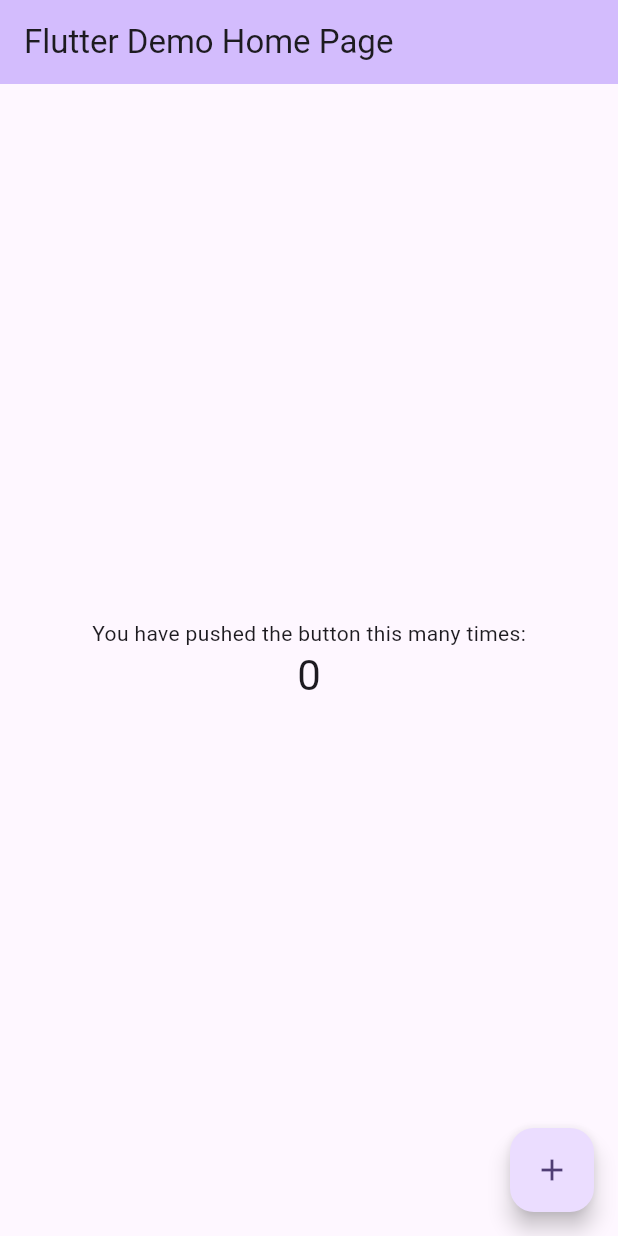
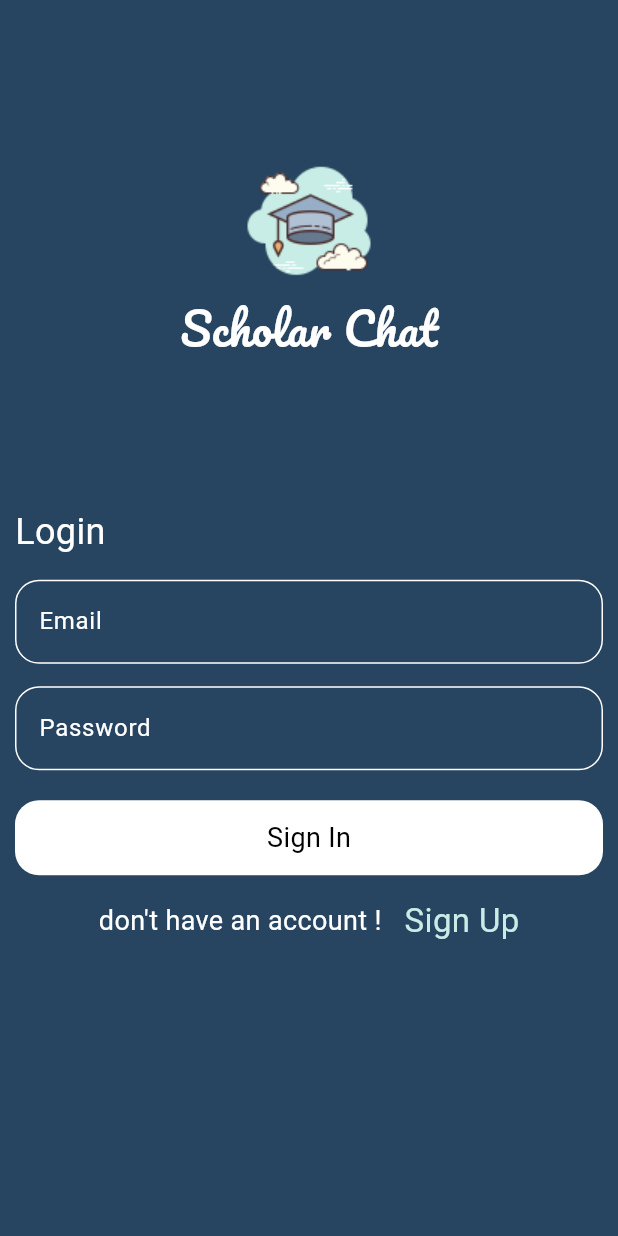
Before and after one commit to Elywa/Chat-App, a Flutter app: the screen it shows after launch, on a phone screen of 412 x 824 dp. Run offline on Flutter 3.47's test engine with Material 3 defaults, Android fonts, the phone set to English and light mode, and no system bars.

Commit message:
"Create UI for Login and Signup screens"

```diff
--- a/lib/main.dart
+++ b/lib/main.dart
@@ -1,125 +1,18 @@
+import 'package:chat_app/screens/login_screen.dart';
 import 'package:flutter/material.dart';
 
 void main() {
-  runApp(const MyApp());
+  runApp(const Base());
 }
 
-class MyApp extends StatelessWidget {
-  const MyApp({super.key});
+class Base extends StatelessWidget {
+  const Base({super.key});
 
-  // This widget is the root of your application.
   @override
   Widget build(BuildContext context) {
     return MaterialApp(
-      title: 'Flutter Demo',
-      theme: ThemeData(
-        // This is the theme of your application.
-        //
-        // TRY THIS: Try running your application with "flutter run". You'll see
-        // the application has a purple toolbar. Then, without quitting the app,
-        // try changing the seedColor in the colorScheme below to Colors.green
-        // and then invoke "hot reload" (save your changes or press the "hot
-        // reload" button in a Flutter-supported IDE, or press "r" if you used
-        // the command line to start the app).
-        //
-        // Notice that the counter didn't reset back to zero; the application
-        // state is not lost during the reload. To reset the state, use hot
-        // restart instead.
-        //
-        // This works for code too, not just values: Most code changes can be
-        // tested with just a hot reload.
-        colorScheme: ColorScheme.fromSeed(seedColor: Colors.deepPurple),
-        useMaterial3: true,
-      ),
-      home: const MyHomePage(title: 'Flutter Demo Home Page'),
+      debugShowCheckedModeBanner: false,
+      home: LoginScreen(),
     );
   }
 }
-
-class MyHomePage extends StatefulWidget {
-  const MyHomePage({super.key, required this.title});
-
-  // This widget is the home page of your application. It is stateful, meaning
-  // that it has a State object (defined below) that contains fields that affect
-  // how it looks.
-
-  // This class is the configuration for the state. It holds the values (in this
-  // case the title) provided by the parent (in this case the App widget) and
-  // used by the build method of the State. Fields in a Widget subclass are
-  // always marked "final".
-
-  final String title;
-
-  @override
-  State<MyHomePage> createState() => _MyHomePageState();
-}
-
-class _MyHomePageState extends State<MyHomePage> {
-  int _counter = 0;
-
-  void _incrementCounter() {
-    setState(() {
-      // This call to setState tells the Flutter framework that something has
-      // changed in this State, which causes it to rerun the build method below
-      // so that the display can reflect the updated values. If we changed
-      // _counter without calling setState(), then the build method would not be
-      // called again, and so nothing would appear to happen.
-      _counter++;
-    });
-  }
-
-  @override
-  Widget build(BuildContext context) {
-    // This method is rerun every time setState is called, for instance as done
-    // by the _incrementCounter method above.
-    //
-    // The Flutter framework has been optimized to make rerunning build methods
-    // fast, so that you can just rebuild anything that needs updating rather
-    // than having to individually change instances of widgets.
-    return Scaffold(
-      appBar: AppBar(
-        // TRY THIS: Try changing the color here to a specific color (to
-        // Colors.amber, perhaps?) and trigger a hot reload to see the AppBar
-        // change color while the other colors stay the same.
-        backgroundColor: Theme.of(context).colorScheme.inversePrimary,
-        // Here we take the value from the MyHomePage object that was created by
-        // the App.build method, and use it to set our appbar title.
-        title: Text(widget.title),
-      ),
-      body: Center(
-        // Center is a layout widget. It takes a single child and positions it
-        // in the middle of the parent.
-        child: Column(
-          // Column is also a layout widget. It takes a list of children and
-          // arranges them vertically. By default, it sizes itself to fit its
-          // children horizontally, and tries to be as tall as its parent.
-          //
-          // Column has various properties to control how it sizes itself and
-          // how it positions its children. Here we use mainAxisAlignment to
-          // center the children vertically; the main axis here is the vertical
-          // axis because Columns are vertical (the cross axis would be
-          // horizontal).
-          //
-          // TRY THIS: Invoke "debug painting" (choose the "Toggle Debug Paint"
-          // action in the IDE, or press "p" in the console), to see the
-          // wireframe for each widget.
-          mainAxisAlignment: MainAxisAlignment.center,
-          children: <Widget>[
-            const Text(
-              'You have pushed the button this many times:',
-            ),
-            Text(
-              '$_counter',
-              style: Theme.of(context).textTheme.headlineMedium,
-            ),
-          ],
-        ),
-      ),
-      floatingActionButton: FloatingActionButton(
-        onPressed: _incrementCounter,
-        tooltip: 'Increment',
-        child: const Icon(Icons.add),
-      ), // This trailing comma makes auto-formatting nicer for build methods.
-    );
-  }
-}
--- /dev/null
+++ b/lib/screens/login_screen.dart
@@ -0,0 +1,101 @@
+import 'package:chat_app/screens/register_screen.dart';
+import 'package:chat_app/widgets/custom_botton.dart';
+import 'package:chat_app/widgets/custom_text_field.dart';
+import 'package:flutter/material.dart';
+
+class LoginScreen extends StatelessWidget {
+  const LoginScreen({super.key});
+
+  @override
+  Widget build(BuildContext context) {
+    return Scaffold(
+      backgroundColor: const Color(0xff274460),
+      body: Padding(
+        padding: const EdgeInsets.symmetric(horizontal: 10),
+        child: Column(
+          children: [
+            const Spacer(
+              flex: 1,
+            ),
+            Image.asset('assets/images/scholar.png'),
+            const Text(
+              'Scholar Chat',
+              style: TextStyle(
+                color: Colors.white,
+                fontSize: 30,
+                fontFamily: 'Pacifico',
+              ),
+            ),
+            const Spacer(
+              flex: 1,
+            ),
+            const Row(
+              children: [
+                Text(
+                  'Login',
+                  style: TextStyle(
+                    color: Colors.white,
+                    fontSize: 24,
+                  ),
+                ),
+              ],
+            ),
+            const SizedBox(
+              height: 15,
+            ),
+            CustomTextField(
+              hint: 'Email',
+            ),
+            const SizedBox(
+              height: 15,
+            ),
+            CustomTextField(
+              hint: 'Password',
+            ),
+            const SizedBox(
+              height: 20,
+            ),
+            const CustomButton(text: 'Sign In'),
+            const SizedBox(
+              height: 15,
+            ),
+            Row(
+              mainAxisAlignment: MainAxisAlignment.center,
+              children: [
+                const Text(
+                  "don't have an account !  ",
+                  style: TextStyle(
+                    color: Colors.white,
+                    fontSize: 18,
+                  ),
+                ),
+                GestureDetector(
+                  onTap: () {
+                    Navigator.push(
+                      context,
+                      MaterialPageRoute(
+                        builder: (context) {
+                          return RegisterScreen();
+                        },
+                      ),
+                    );
+                  },
+                  child: const Text(
+                    " Sign Up",
+                    style: TextStyle(
+                      color: Color(0xffC7EDE6),
+                      fontSize: 22,
+                    ),
+                  ),
+                ),
+              ],
+            ),
+            const Spacer(
+              flex: 2,
+            ),
+          ],
+        ),
+      ),
+    );
+  }
+}
--- /dev/null
+++ b/lib/widgets/custom_botton.dart
@@ -0,0 +1,26 @@
+import 'package:flutter/material.dart';
+
+class CustomButton extends StatelessWidget {
+  const CustomButton({super.key, required this.text});
+  final String text;
+  @override
+  Widget build(BuildContext context) {
+    return GestureDetector(
+      onTap: (){},
+      child: Container(
+        width: double.infinity,
+        height: 50,
+        decoration: BoxDecoration(
+          color: Colors.white,
+          borderRadius: BorderRadius.circular(16),
+        ),
+        child: Center(
+          child: Text(
+            text,
+            style: const TextStyle(color: Colors.black, fontSize: 18),
+          ),
+        ),
+      ),
+    );
+  }
+}
--- /dev/null
+++ b/lib/widgets/custom_text_field.dart
@@ -0,0 +1,28 @@
+import 'package:flutter/material.dart';
+
+class CustomTextField extends StatelessWidget {
+  CustomTextField({this.hint});
+  String? hint;
+  @override
+  Widget build(BuildContext context) {
+    return TextField(
+      decoration: InputDecoration(
+        focusedBorder: OutlineInputBorder(
+            borderSide: const BorderSide(
+              color: Colors.white,
+            ),
+            borderRadius: BorderRadius.circular(16)),
+        enabledBorder: OutlineInputBorder(
+          borderRadius: BorderRadius.circular(16),
+          borderSide: const BorderSide(
+            color: Colors.white,
+          ),
+        ),
+        hintText: hint,
+        hintStyle: const TextStyle(
+          color: Colors.white,
+        ),
+      ),
+    );
+  }
+}
```
Also changed, not shown: lib/screens/register_screen.dart (added, +93 -0 lines), 1 other file.
